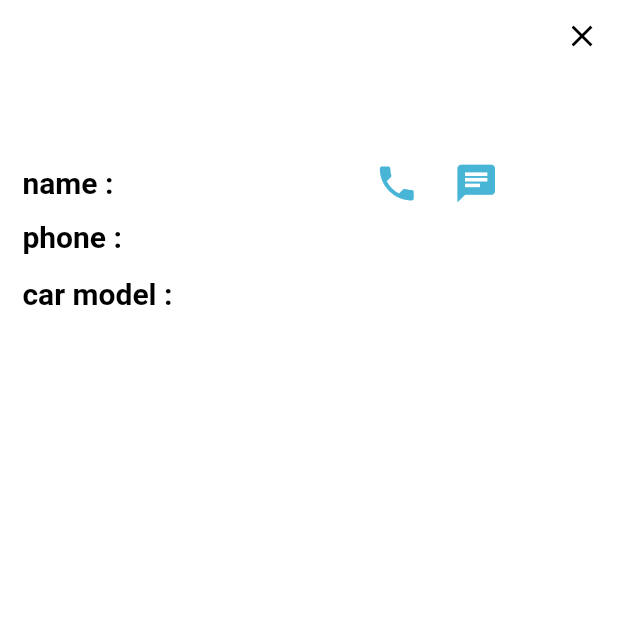
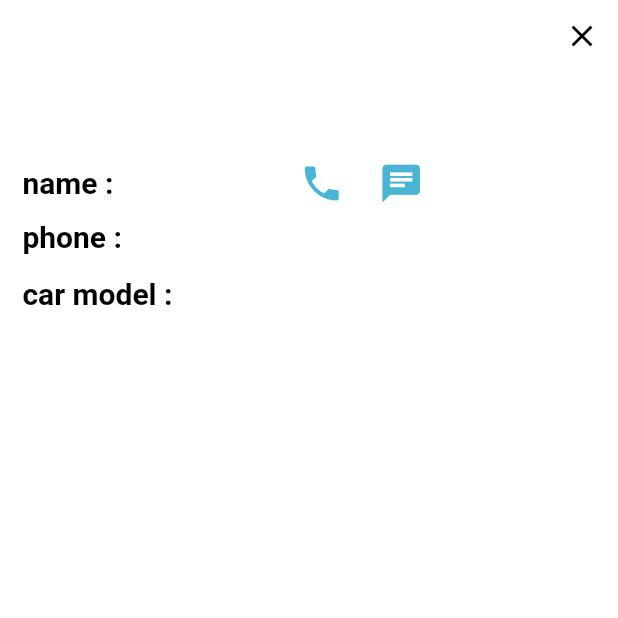
Before and after one commit to DinaMahmoudS/rescue, a Flutter app: the ButtomSheatHelper screen opened directly with empty values, on a phone screen of 412 x 824 dp, the top half of it. Run offline on Flutter 3.47's test engine with Material 2 defaults, Android fonts, the phone set to English and light mode, and no system bars; our stand-ins replace bloc, cloud_firestore, conditional_builder_null_safety, curved_navigation_bar, dio, file_picker and 17 more; missing offline and left inert: dialogflow_grpc, flutter_animated_button, flutter_polyline_points, sound_stream; accounts and stored records are empty; project files that could hold a hidden picture were left out.

Commit message:
تعديل الشات

```diff
--- a/lib/screens/ButtomSheatHelper.dart
+++ b/lib/screens/ButtomSheatHelper.dart
@@ -63,7 +63,8 @@ class _ButtomSheatHelperState extends State<ButtomSheatHelper> {
                   ),
 
                 ),
-                 SizedBox(width: 150,),
+                 SizedBox(width: 100,),
+
                  IconButton(
                     onPressed: () {
                       _launchURL("tel:${widget.phone}");
```
